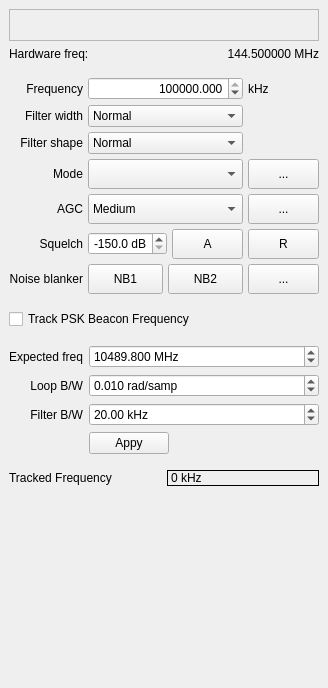
The window that src/qtgui/dockrxopt.ui (mpbraendli/gqrx) describes before a commit, drawn with Qt 5.
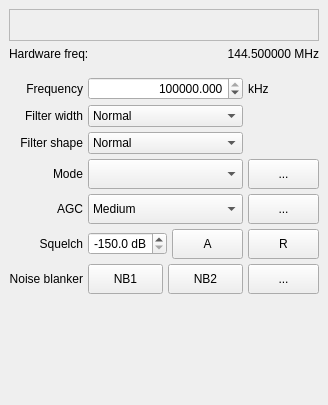
The same window after the commit. Icons and pictures are not drawn. Custom widgets are drawn as their Qt base class.

Commit message: Move beacon tracker to new dock window

What changed in the file:
```diff
--- a/src/qtgui/dockrxopt.ui
+++ b/src/qtgui/dockrxopt.ui
@@ -7,7 +7,7 @@
     <x>0</x>
     <y>0</y>
     <width>328</width>
-    <height>688</height>
+    <height>405</height>
    </rect>
   </property>
   <property name="sizePolicy">
@@ -19,7 +19,7 @@
   <property name="minimumSize">
    <size>
     <width>309</width>
-    <height>688</height>
+    <height>405</height>
    </size>
   </property>
   <property name="maximumSize">
@@ -738,181 +738,6 @@
       </item>
      </layout>
     </item>
-    <item>
-     <layout class="QVBoxLayout" name="verticalLayout_2">
-      <property name="topMargin">
-       <number>9</number>
-      </property>
-      <item>
-       <widget class="QCheckBox" name="trackBeaconBox">
-        <property name="toolTip">
-         <string>&lt;html&gt;&lt;head/&gt;&lt;body&gt;&lt;p&gt;This enables frequency tracking and compensation of a PSK beacon, as it is for instance used on the narrow-band transponder of the QO-100 Es'HailSat 2 satellite. The tracking compensates for LO drift in the LNB.&lt;/p&gt;&lt;/body&gt;&lt;/html&gt;</string>
-        </property>
-        <property name="text">
-         <string>Track PSK Beacon Frequency</string>
-        </property>
-       </widget>
-      </item>
-      <item>
-       <layout class="QGridLayout" name="gridLayout_3">
-        <property name="topMargin">
-         <number>10</number>
-        </property>
-        <item row="1" column="1">
-         <widget class="QDoubleSpinBox" name="loopBWBox">
-          <property name="sizePolicy">
-           <sizepolicy hsizetype="MinimumExpanding" vsizetype="Fixed">
-            <horstretch>0</horstretch>
-            <verstretch>0</verstretch>
-           </sizepolicy>
-          </property>
-          <property name="suffix">
-           <string> rad/samp</string>
-          </property>
-          <property name="decimals">
-           <number>3</number>
-          </property>
-          <property name="maximum">
-           <double>0.100000000000000</double>
-          </property>
-          <property name="singleStep">
-           <double>0.010000000000000</double>
-          </property>
-          <property name="value">
-           <double>0.010000000000000</double>
-          </property>
-         </widget>
-        </item>
-        <item row="0" column="1">
-         <widget class="QDoubleSpinBox" name="expectedFreqBox">
-          <property name="sizePolicy">
-           <sizepolicy hsizetype="MinimumExpanding" vsizetype="Fixed">
-            <horstretch>0</horstretch>
-            <verstretch>0</verstretch>
-           </sizepolicy>
-          </property>
-          <property name="toolTip">
-           <string>&lt;html&gt;&lt;head/&gt;&lt;body&gt;&lt;p&gt;Expected frequency of the PSK beacon.&lt;/p&gt;&lt;/body&gt;&lt;/html&gt;</string>
-          </property>
-          <property name="prefix">
-           <string/>
-          </property>
-          <property name="suffix">
-           <string> MHz</string>
-          </property>
-          <property name="decimals">
-           <number>3</number>
-          </property>
-          <property name="minimum">
-           <double>-80000.000000000000000</double>
-          </property>
-          <property name="maximum">
-           <double>80000.000000000000000</double>
-          </property>
-          <property name="value">
-           <double>10489.799999999999272</double>
-          </property>
-         </widget>
-        </item>
-        <item row="2" column="1">
-         <widget class="QDoubleSpinBox" name="filterBWBox">
-          <property name="sizePolicy">
-           <sizepolicy hsizetype="MinimumExpanding" vsizetype="Fixed">
-            <horstretch>0</horstretch>
-            <verstretch>0</verstretch>
-           </sizepolicy>
-          </property>
-          <property name="suffix">
-           <string> kHz</string>
-          </property>
-          <property name="minimum">
-           <double>1.000000000000000</double>
-          </property>
-          <property name="maximum">
-           <double>400.000000000000000</double>
-          </property>
-          <property name="value">
-           <double>20.000000000000000</double>
-          </property>
-         </widget>
-        </item>
-        <item row="0" column="0">
-         <widget class="QLabel" name="expectedFreqLabel">
-          <property name="text">
-           <string>Expected freq</string>
-          </property>
-          <property name="alignment">
-           <set>Qt::AlignRight|Qt::AlignTrailing|Qt::AlignVCenter</set>
-          </property>
-         </widget>
-        </item>
-        <item row="1" column="0">
-         <widget class="QLabel" name="loopBWLabel">
-          <property name="text">
-           <string>Loop B/W</string>
-          </property>
-          <property name="alignment">
-           <set>Qt::AlignRight|Qt::AlignTrailing|Qt::AlignVCenter</set>
-          </property>
-         </widget>
-        </item>
-        <item row="2" column="0">
-         <widget class="QLabel" name="filterBWLabel">
-          <property name="text">
-           <string>Filter B/W</string>
-          </property>
-          <property name="alignment">
-           <set>Qt::AlignRight|Qt::AlignTrailing|Qt::AlignVCenter</set>
-          </property>
-         </widget>
-        </item>
-        <item row="3" column="1">
-         <widget class="QPushButton" name="applyTrackingSettingsBtn">
-          <property name="sizePolicy">
-           <sizepolicy hsizetype="Fixed" vsizetype="Fixed">
-            <horstretch>0</horstretch>
-            <verstretch>0</verstretch>
-           </sizepolicy>
-          </property>
-          <property name="text">
-           <string>Appy</string>
-          </property>
-         </widget>
-        </item>
-       </layout>
-      </item>
-      <item>
-       <layout class="QHBoxLayout" name="horizontalLayout_3">
-        <property name="topMargin">
-         <number>10</number>
-        </property>
-        <item>
-         <widget class="QLabel" name="trackedFreqLabel">
-          <property name="frameShape">
-           <enum>QFrame::NoFrame</enum>
-          </property>
-          <property name="text">
-           <string>Tracked Frequency</string>
-          </property>
-         </widget>
-        </item>
-        <item>
-         <widget class="QLabel" name="trackedFreq">
-          <property name="frameShape">
-           <enum>QFrame::Box</enum>
-          </property>
-          <property name="frameShadow">
-           <enum>QFrame::Plain</enum>
-          </property>
-          <property name="text">
-           <string>0 kHz</string>
-          </property>
-         </widget>
-        </item>
-       </layout>
-      </item>
-     </layout>
-    </item>
     <item>
      <spacer name="verticalSpacer">
       <property name="orientation">
```
The commit also changes 9 other files.
